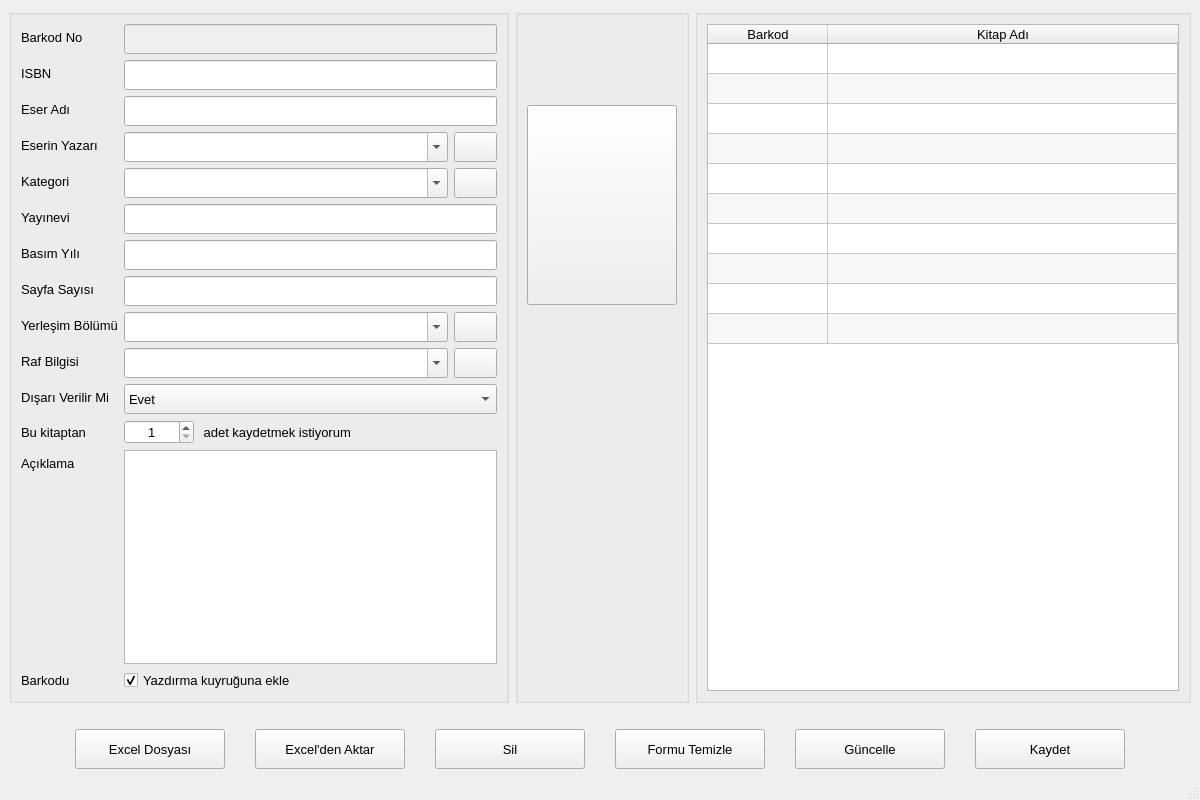
First picture: the form in ui/kitapKayit.ui, repository mseroglu/kutuphaneOtomasyon, before the edit.
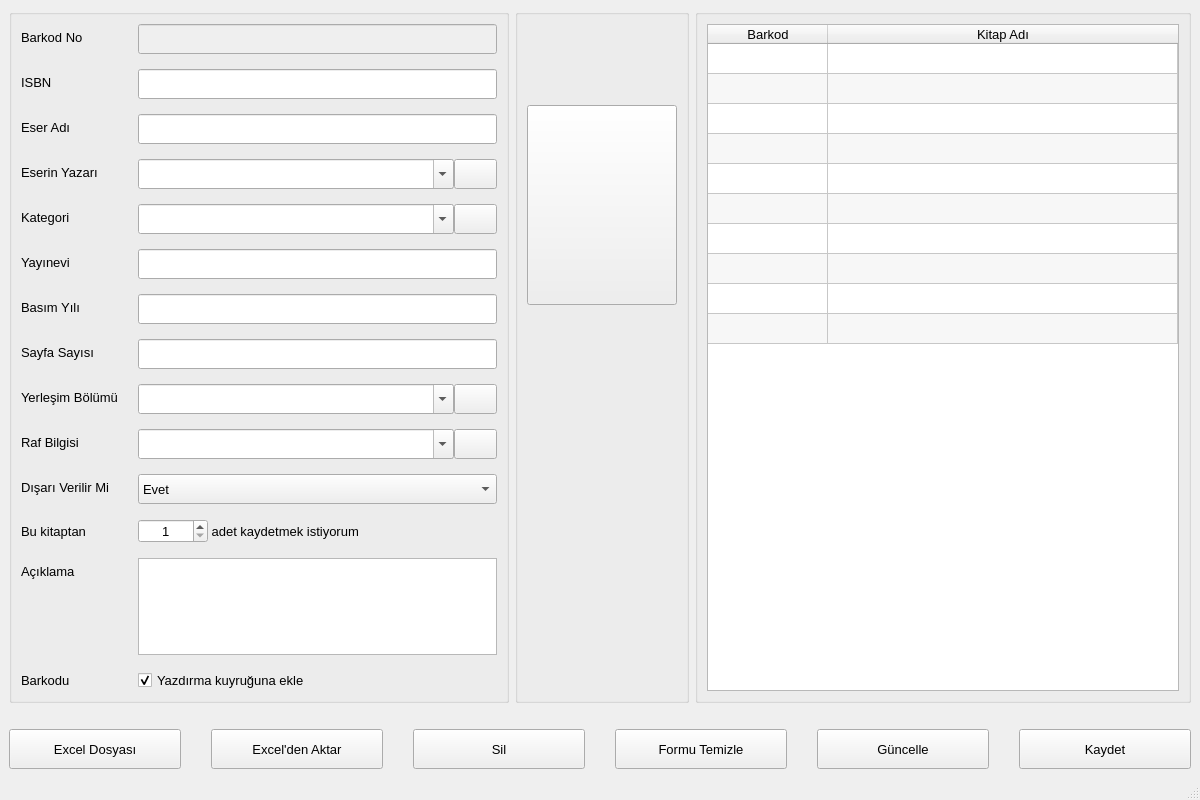
Second picture: the form after the edit. Icons and pictures are not drawn.

Commit message: 1-Üye ve kitap silerken control yapma sağlandı. 2-barkod okuturken kitabı geri alma devreye alındı.

Patch:
```diff
--- a/ui/kitapKayit.ui
+++ b/ui/kitapKayit.ui
@@ -24,7 +24,13 @@
   <property name="windowTitle">
    <string>Kitap Kayıt</string>
   </property>
+  <property name="styleSheet">
+   <string notr="true"/>
+  </property>
   <widget class="QWidget" name="centralwidget">
+   <property name="styleSheet">
+    <string notr="true"/>
+   </property>
    <layout class="QVBoxLayout" name="verticalLayout">
     <item>
      <layout class="QHBoxLayout" name="horizontalLayout_2" stretch="2,1,3">
@@ -46,6 +52,12 @@
          <string/>
         </property>
         <layout class="QFormLayout" name="formLayout">
+         <property name="horizontalSpacing">
+          <number>20</number>
+         </property>
+         <property name="verticalSpacing">
+          <number>15</number>
+         </property>
          <item row="0" column="0">
           <widget class="QLabel" name="label_25">
            <property name="font">
@@ -202,6 +214,9 @@
                <height>16777215</height>
               </size>
              </property>
+             <property name="styleSheet">
+              <string notr="true"/>
+             </property>
              <property name="text">
               <string/>
              </property>
@@ -211,8 +226,8 @@
              </property>
              <property name="iconSize">
               <size>
-               <width>16</width>
-               <height>16</height>
+               <width>24</width>
+               <height>24</height>
               </size>
              </property>
             </widget>
@@ -279,6 +294,9 @@
                <height>16777215</height>
               </size>
              </property>
+             <property name="styleSheet">
+              <string notr="true"/>
+             </property>
              <property name="text">
               <string/>
              </property>
@@ -288,8 +306,8 @@
              </property>
              <property name="iconSize">
               <size>
-               <width>16</width>
-               <height>16</height>
+               <width>24</width>
+               <height>24</height>
               </size>
              </property>
             </widget>
@@ -449,8 +467,8 @@
              </property>
              <property name="iconSize">
               <size>
-               <width>16</width>
-               <height>16</height>
+               <width>24</width>
+               <height>24</height>
               </size>
              </property>
             </widget>
@@ -526,8 +544,8 @@
              </property>
              <property name="iconSize">
               <size>
-               <width>16</width>
-               <height>16</height>
+               <width>24</width>
+               <height>24</height>
               </size>
              </property>
             </widget>
@@ -891,19 +909,6 @@
       <property name="topMargin">
        <number>20</number>
       </property>
-      <item>
-       <spacer name="horizontalSpacer">
-        <property name="orientation">
-         <enum>Qt::Horizontal</enum>
-        </property>
-        <property name="sizeHint" stdset="0">
-         <size>
-          <width>40</width>
-          <height>20</height>
-         </size>
-        </property>
-       </spacer>
-      </item>
       <item>
        <widget class="QPushButton" name="btn_showExcelFile">
         <property name="minimumSize">
@@ -1008,19 +1013,6 @@
         </property>
        </widget>
       </item>
-      <item>
-       <spacer name="horizontalSpacer_2">
-        <property name="orientation">
-         <enum>Qt::Horizontal</enum>
-        </property>
-        <property name="sizeHint" stdset="0">
-         <size>
-          <width>40</width>
-          <height>20</height>
-         </size>
-        </property>
-       </spacer>
-      </item>
      </layout>
     </item>
    </layout>
```
Left out of the diff: 11 changed lines with no effect on the pictures. The commit also changes 21 other files.
